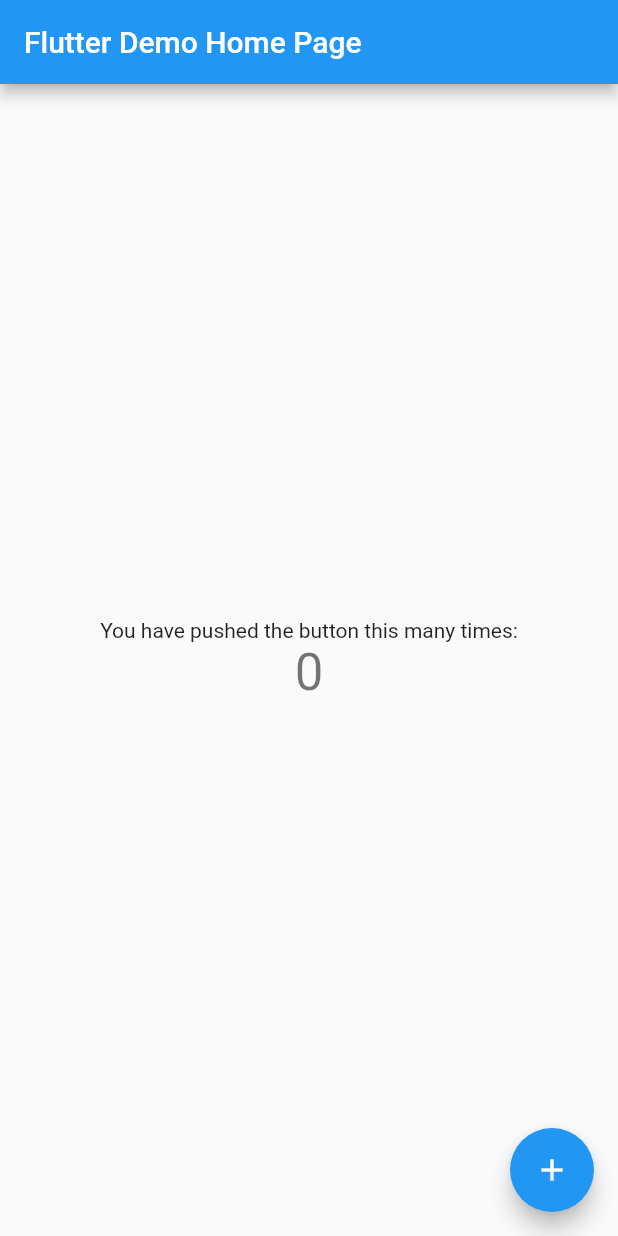
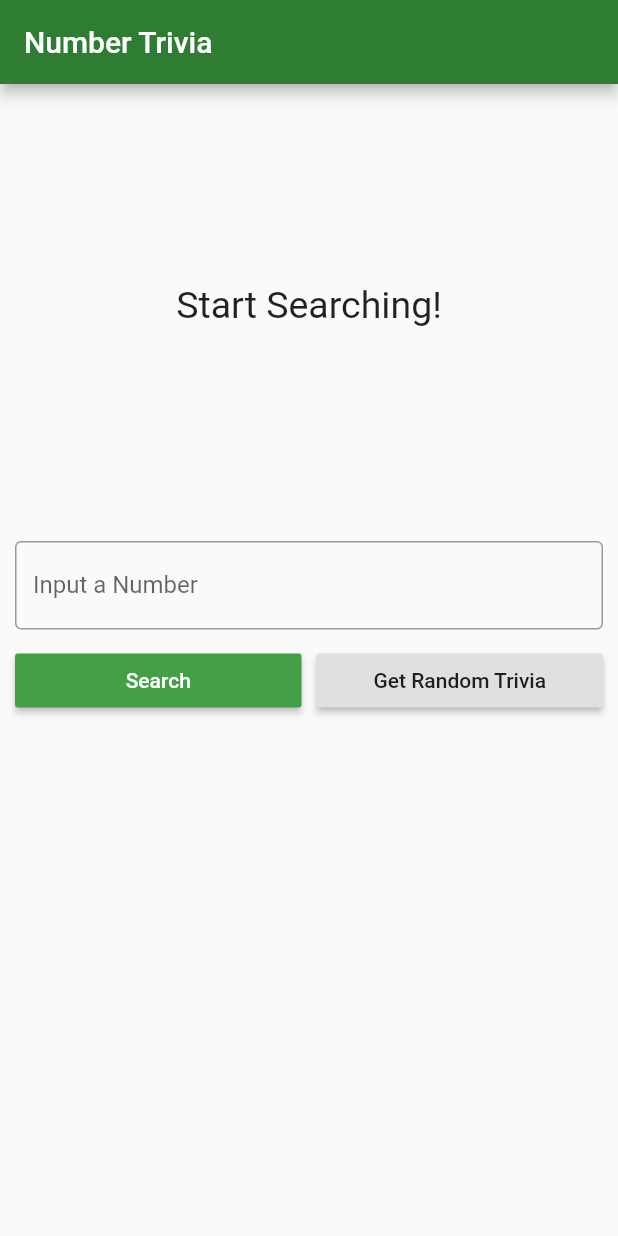
Before and after one commit to fidelisakilan/number_trivia_tdd_2, a Flutter app: the screen it shows after launch, on a phone screen of 412 x 824 dp. Run offline on Flutter 3.47's test engine with Material 2 defaults, Android fonts, the phone set to English and light mode, and no system bars; our stand-ins replace bloc, dartz, data_connection_checker, equatable, flutter_bloc, get_it and 1 more.

Commit message:
user interface and completed app

```diff
--- /dev/null
+++ b/lib/features/presentation/pages/number_trivia_page.dart
@@ -0,0 +1,57 @@
+import 'package:flutter/material.dart';
+import 'package:flutter_bloc/flutter_bloc.dart';
+import 'package:number_trivia_tdd_2/features/domain/entities/number_trivia.dart';
+import 'package:number_trivia_tdd_2/features/presentation/bloc/number_trivia_bloc.dart';
+import 'package:number_trivia_tdd_2/features/presentation/widgets/widgets.dart';
+import 'package:number_trivia_tdd_2/injection_container.dart';
+
+class NumberTriviaPage extends StatelessWidget {
+  @override
+  Widget build(BuildContext context) {
+    return Scaffold(
+      appBar: AppBar(
+        title: Text('Number Trivia'),
+      ),
+      body: SingleChildScrollView(child: buildBody(context)),
+    );
+  }
+
+  BlocProvider<NumberTriviaBloc> buildBody(BuildContext context) {
+    return BlocProvider(
+      create: (_) => sl<NumberTriviaBloc>(),
+      //top half
+      child: Center(
+        child: Padding(
+          padding: const EdgeInsets.all(10.0),
+          child: Column(
+            children: <Widget>[
+              BlocBuilder<NumberTriviaBloc, NumberTriviaState>(
+                builder: (context, state) {
+                  if (state is Empty) {
+                    return MessageDisplay(
+                      message: 'Start Searching!',
+                    );
+                  } else if (state is Error) {
+                    return MessageDisplay(message: state.message);
+                  } else if (state is Loaded) {
+                    return TriviaDisplay(
+                        numberTrivia: NumberTrivia(
+                            text: state.trivia.text,
+                            number: state.trivia.number));
+                  } else {
+                    return LoadingWidget();
+                  }
+                },
+              ),
+              SizedBox(
+                height: 20,
+              ),
+              //bottom half
+              TriviaControls(),
+            ],
+          ),
+        ),
+      ),
+    );
+  }
+}
--- /dev/null
+++ b/lib/features/presentation/widgets/message_display.dart
@@ -0,0 +1,24 @@
+import 'package:flutter/material.dart';
+
+class MessageDisplay extends StatelessWidget {
+  final String message;
+  const MessageDisplay({Key key, @required this.message}) : super(key: key);
+
+  @override
+  Widget build(BuildContext context) {
+    return Container(
+      height: MediaQuery.of(context).size.height / 3,
+      child: Center(
+        child: SingleChildScrollView(
+          child: Text(
+            message,
+            style: TextStyle(
+              fontSize: 25,
+            ),
+            textAlign: TextAlign.center,
+          ),
+        ),
+      ),
+    );
+  }
+}
--- /dev/null
+++ b/lib/features/presentation/widgets/trivia_controls.dart
@@ -0,0 +1,74 @@
+import 'package:flutter/material.dart';
+import 'package:flutter_bloc/flutter_bloc.dart';
+import 'package:number_trivia_tdd_2/features/presentation/bloc/number_trivia_bloc.dart';
+
+class TriviaControls extends StatefulWidget {
+  const TriviaControls({
+    Key key,
+  }) : super(key: key);
+
+  @override
+  _TriviaControlsState createState() => _TriviaControlsState();
+}
+
+class _TriviaControlsState extends State<TriviaControls> {
+  final controller = TextEditingController();
+  String inputStr;
+  @override
+  Widget build(BuildContext context) {
+    return Column(
+      children: <Widget>[
+        TextField(
+          controller: controller,
+          keyboardType: TextInputType.number,
+          onChanged: (value) {
+            inputStr = value;
+          },
+          onSubmitted: (_) {
+            dispatchConcrete();
+          },
+          decoration: InputDecoration(
+            border: OutlineInputBorder(),
+            labelText: 'Input a Number',
+          ),
+        ),
+        SizedBox(
+          height: 10.0,
+        ),
+        Row(
+          children: <Widget>[
+            Expanded(
+              child: RaisedButton(
+                onPressed: dispatchConcrete,
+                child: Text('Search'),
+                color: Theme.of(context).accentColor,
+                textTheme: ButtonTextTheme.primary,
+              ),
+            ),
+            SizedBox(
+              width: 10.0,
+            ),
+            Expanded(
+                child: RaisedButton(
+              onPressed: dispatchRandom,
+              child: Text('Get Random Trivia'),
+            )),
+          ],
+        )
+      ],
+    );
+  }
+
+  void dispatchConcrete() {
+    controller.clear();
+    if (inputStr != null) {
+      BlocProvider.of<NumberTriviaBloc>(context)
+          .add(GetTriviaForConcreteNumber(inputStr));
+    }
+  }
+
+  void dispatchRandom() {
+    controller.clear();
+    BlocProvider.of<NumberTriviaBloc>(context).add(GetTriviaForRandomNumber());
+  }
+}
--- /dev/null
+++ b/lib/features/presentation/widgets/widgets.dart
@@ -0,0 +1,4 @@
+export 'loading_widget.dart';
+export 'message_display.dart';
+export 'trivia_display.dart';
+export 'trivia_controls.dart';
--- a/lib/main.dart
+++ b/lib/main.dart
@@ -1,119 +1,23 @@
 import 'package:flutter/material.dart';
+import 'package:number_trivia_tdd_2/features/presentation/pages/number_trivia_page.dart';
 import 'package:number_trivia_tdd_2/injection_container.dart' as di;
 
 void main() async {
+  WidgetsFlutterBinding.ensureInitialized();
   await di.init();
   runApp(MyApp());
 }
 
 class MyApp extends StatelessWidget {
-  // This widget is the root of your application.
   @override
   Widget build(BuildContext context) {
     return MaterialApp(
-      title: 'Flutter Demo',
+      title: 'Number Trivia',
       theme: ThemeData(
-        // This is the theme of your application.
-        //
-        // Try running your application with "flutter run". You'll see the
-        // application has a blue toolbar. Then, without quitting the app, try
-        // changing the primarySwatch below to Colors.green and then invoke
-        // "hot reload" (press "r" in the console where you ran "flutter run",
-        // or simply save your changes to "hot reload" in a Flutter IDE).
-        // Notice that the counter didn't reset back to zero; the application
-        // is not restarted.
-        primarySwatch: Colors.blue,
-        // This makes the visual density adapt to the platform that you run
-        // the app on. For desktop platforms, the controls will be smaller and
-        // closer together (more dense) than on mobile platforms.
-        visualDensity: VisualDensity.adaptivePlatformDensity,
+        primaryColor: Colors.green.shade800,
+        accentColor: Colors.green.shade600,
       ),
-      home: MyHomePage(title: 'Flutter Demo Home Page'),
+      home: NumberTriviaPage(),
     );
   }
 }
-
-class MyHomePage extends StatefulWidget {
-  MyHomePage({Key key, this.title}) : super(key: key);
-
-  // This widget is the home page of your application. It is stateful, meaning
-  // that it has a State object (defined below) that contains fields that affect
-  // how it looks.
-
-  // This class is the configuration for the state. It holds the values (in this
-  // case the title) provided by the parent (in this case the App widget) and
-  // used by the build method of the State. Fields in a Widget subclass are
-  // always marked "final".
-
-  final String title;
-
-  @override
-  _MyHomePageState createState() => _MyHomePageState();
-}
-
-class _MyHomePageState extends State<MyHomePage> {
-  int _counter = 0;
-
-  void _incrementCounter() {
-    setState(() {
-      // This call to setState tells the Flutter framework that something has
-      // changed in this State, which causes it to rerun the build method below
-      // so that the display can reflect the updated values. If we changed
-      // _counter without calling setState(), then the build method would not be
-      // called again, and so nothing would appear to happen.
-      _counter++;
-    });
-  }
-
-  @override
-  Widget build(BuildContext context) {
-    // This method is rerun every time setState is called, for instance as done
-    // by the _incrementCounter method above.
-    //
-    // The Flutter framework has been optimized to make rerunning build methods
-    // fast, so that you can just rebuild anything that needs updating rather
-    // than having to individually change instances of widgets.
-    return Scaffold(
-      appBar: AppBar(
-        // Here we take the value from the MyHomePage object that was created by
-        // the App.build method, and use it to set our appbar title.
-        title: Text(widget.title),
-      ),
-      body: Center(
-        // Center is a layout widget. It takes a single child and positions it
-        // in the middle of the parent.
-        child: Column(
-          // Column is also a layout widget. It takes a list of children and
-          // arranges them vertically. By default, it sizes itself to fit its
-          // children horizontally, and tries to be as tall as its parent.
-          //
-          // Invoke "debug painting" (press "p" in the console, choose the
-          // "Toggle Debug Paint" action from the Flutter Inspector in Android
-          // Studio, or the "Toggle Debug Paint" command in Visual Studio Code)
-          // to see the wireframe for each widget.
-          //
-          // Column has various properties to control how it sizes itself and
-          // how it positions its children. Here we use mainAxisAlignment to
-          // center the children vertically; the main axis here is the vertical
-          // axis because Columns are vertical (the cross axis would be
-          // horizontal).
-          mainAxisAlignment: MainAxisAlignment.center,
-          children: <Widget>[
-            Text(
-              'You have pushed the button this many times:',
-            ),
-            Text(
-              '$_counter',
-              style: Theme.of(context).textTheme.headline4,
-            ),
-          ],
-        ),
-      ),
-      floatingActionButton: FloatingActionButton(
-        onPressed: _incrementCounter,
-        tooltip: 'Increment',
-        child: Icon(Icons.add),
-      ), // This trailing comma makes auto-formatting nicer for build methods.
-    );
-  }
-}
```
Also changed, not shown: lib/features/presentation/widgets/loading_widget.dart (added, +17 -0 lines), lib/features/presentation/widgets/trivia_display.dart (added, +34 -0 lines), 1 other file.
